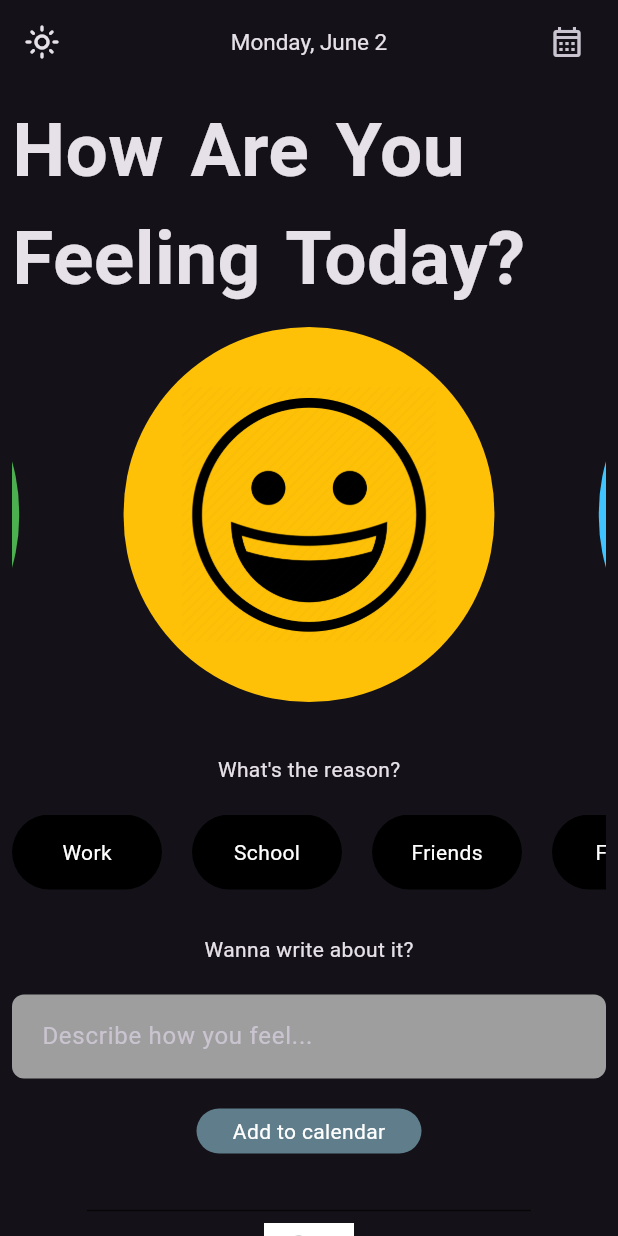
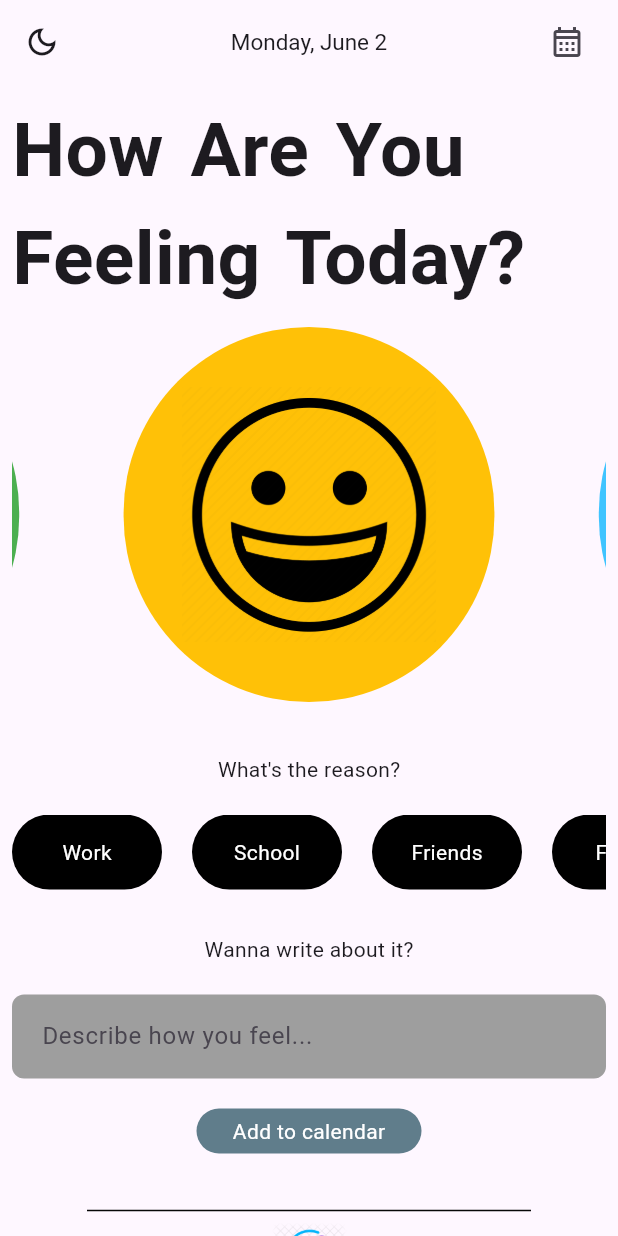
Before and after one commit to KabeloBitcube/mood_tracker, a Flutter app: the screen it shows after launch, on a phone screen of 412 x 824 dp. Run offline on Flutter 3.47's test engine with Material 3 defaults, Android fonts, the phone set to English and light mode, and no system bars; drawn by our look-alikes of carousel_slider; our stand-ins replace fl_chart, go_router, table_calendar.

Commit message:
V15 - Slight UI updates

```diff
--- a/lib/Calendar/calendar.dart
+++ b/lib/Calendar/calendar.dart
@@ -30,8 +30,8 @@ class _CalendarScreenState extends State<CalendarScreen> {
             decoration: BoxDecoration(
               color: Colors.blueGrey,
               borderRadius: BorderRadius.only(
-                topLeft: Radius.circular(100),
-                topRight: Radius.circular(100),
+                topLeft: Radius.circular(50),
+                topRight: Radius.circular(50),
               ),
             ),
             child: Padding(
--- a/lib/Home/home.dart
+++ b/lib/Home/home.dart
@@ -366,17 +366,17 @@ class _HomeScreenState extends State<HomeScreen> {
                       context.push('/stats_notis');
                     },
                     child: Image.asset(
-                      'assets/images/MoodTracker.jpg',
-                      height: 60,
-                      width: 60,
+                      'assets/images/Moods.webp',
+                      height: 50,
+                      width: 50,
                     ),
                   ),
                   Positioned(
                     top: 35,
                     left: 30,
                     child: Container(
-                      height: 20,
-                      width: 20,
+                      height: 15,
+                      width: 15,
                       decoration: BoxDecoration(
                         color: Colors.red,
                         borderRadius: BorderRadius.circular(100),
@@ -387,6 +387,7 @@ class _HomeScreenState extends State<HomeScreen> {
                           style: TextStyle(
                             color: Colors.white,
                             fontWeight: FontWeight.bold,
+                            fontSize: 10
                           ),
                         ),
                       ),
--- a/lib/Mode/mode.dart
+++ b/lib/Mode/mode.dart
@@ -2,7 +2,7 @@ import 'package:flutter/material.dart';
 
 class ModeController extends ChangeNotifier {
   // Tracks whether the app is in dark mode or light mode
-  bool _isDarkMode = true;
+  bool _isDarkMode = false;
 
   // Getter to check the current mode (dark or light)
   bool get isDarkMode => _isDarkMode;
--- a/pubspec.yaml
+++ b/pubspec.yaml
@@ -69,7 +69,7 @@ flutter:
     - assets/images/Happy.webp
     - assets/images/Positive.webp
     - assets/images/Sad.webp
-    - assets/images/MoodTracker.jpg
+    - assets/images/Moods.webp
 
   # An image asset can refer to one or more resolution-specific "variants", see
   # https://flutter.dev/to/resolution-aware-images
```
Also changed, not shown: assets/images/MoodTracker.jpg (deleted), assets/images/Moods.webp (added).
